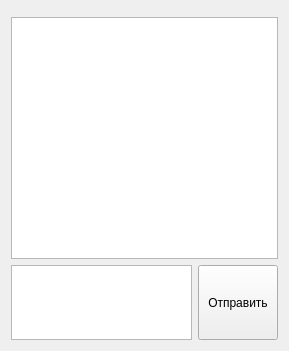
Before: the Qt Designer form Client/widgets/messages/messages.ui in ivlev96/Client, drawn with Qt 5.
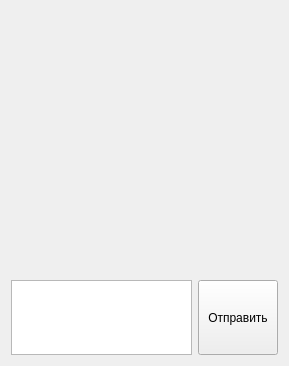
After: the same form once the commit is applied.

Commit message: ListView for messages switched to QML ListView

Patch:
```diff
--- a/Client/widgets/messages/messages.ui
+++ b/Client/widgets/messages/messages.ui
@@ -7,7 +7,7 @@
     <x>0</x>
     <y>0</y>
     <width>289</width>
-    <height>351</height>
+    <height>366</height>
    </rect>
   </property>
   <property name="sizePolicy">
@@ -20,29 +20,7 @@
    <string>Messages</string>
   </property>
   <layout class="QGridLayout" name="gridLayout">
-   <item row="0" column="0" colspan="2">
-    <widget class="QWidget" name="header" native="true"/>
-   </item>
-   <item row="1" column="0" colspan="2">
-    <widget class="QListView" name="messages"/>
-   </item>
-   <item row="2" column="0">
-    <widget class="QTextEdit" name="newMessage">
-     <property name="sizePolicy">
-      <sizepolicy hsizetype="Expanding" vsizetype="Expanding">
-       <horstretch>0</horstretch>
-       <verstretch>0</verstretch>
-      </sizepolicy>
-     </property>
-     <property name="maximumSize">
-      <size>
-       <width>16777215</width>
-       <height>75</height>
-      </size>
-     </property>
-    </widget>
-   </item>
-   <item row="2" column="1">
+   <item row="1" column="1">
     <widget class="QPushButton" name="buttonSend">
      <property name="sizePolicy">
       <sizepolicy hsizetype="Minimum" vsizetype="Expanding">
@@ -61,6 +39,25 @@
      </property>
     </widget>
    </item>
+   <item row="0" column="0" colspan="2">
+    <widget class="QWidget" name="header" native="true"/>
+   </item>
+   <item row="1" column="0">
+    <widget class="QTextEdit" name="newMessage">
+     <property name="sizePolicy">
+      <sizepolicy hsizetype="Expanding" vsizetype="Expanding">
+       <horstretch>0</horstretch>
+       <verstretch>0</verstretch>
+      </sizepolicy>
+     </property>
+     <property name="maximumSize">
+      <size>
+       <width>16777215</width>
+       <height>75</height>
+      </size>
+     </property>
+    </widget>
+   </item>
   </layout>
  </widget>
  <layoutdefault spacing="6" margin="11"/>
```
The commit also changes 8 other files.
